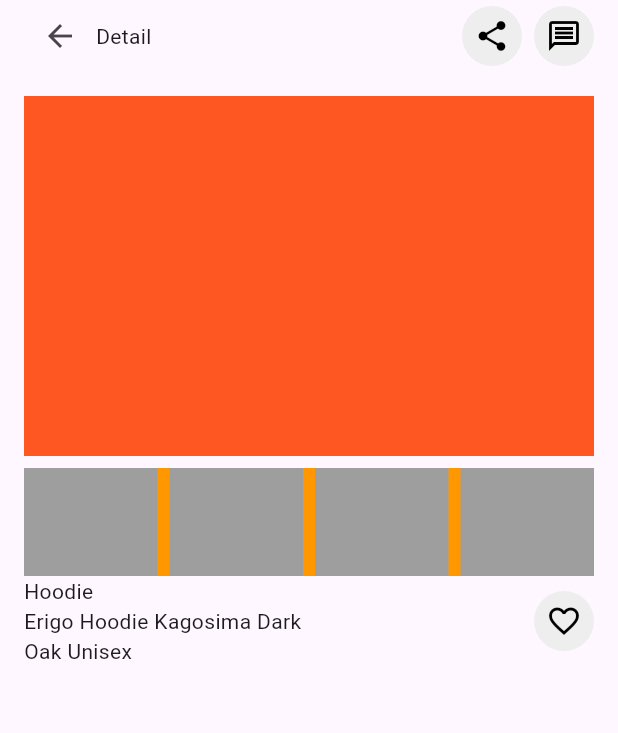
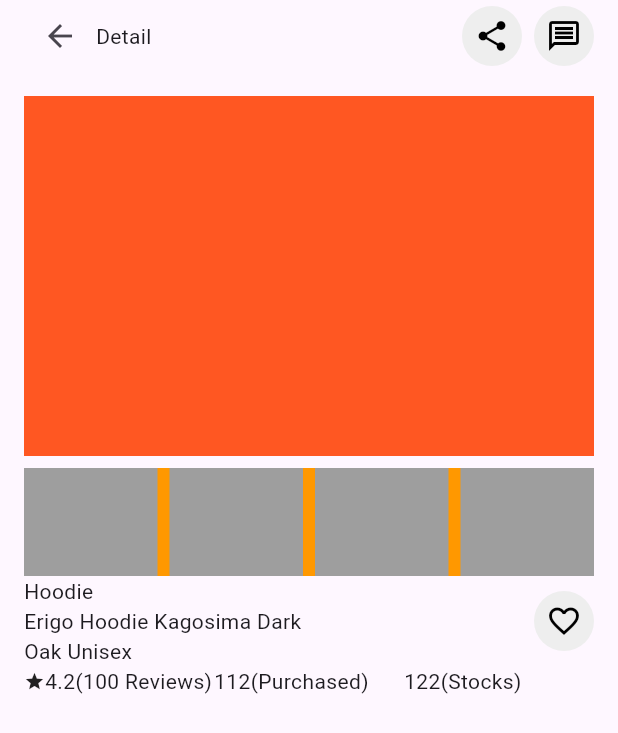
Before and after one commit to JAICHANGPARK/flutter_notebook_chapter_33, a Flutter app: the EcommerceDetailPage screen opened directly, on a phone screen of 412 x 824 dp. Shown: the top 733 px of the screen. Run offline on Flutter 3.47's test engine with Material 2 defaults, Android fonts, the phone set to English and light mode, and no system bars; our stand-ins replace dots_indicator.

Commit message:
Update e_commerce_detail_page.dart

```diff
--- a/lib/ep1655_e_commerce_app/view/e_commerce_detail_page.dart
+++ b/lib/ep1655_e_commerce_app/view/e_commerce_detail_page.dart
@@ -51,19 +51,29 @@ class _EcommerceDetailPageState extends State<EcommerceDetailPage> {
                 color: Colors.orange,
                 child: Row(
                   children: [
-                    Expanded(child: Container(
+                    Expanded(
+                        child: Container(
                       color: Colors.grey,
                     )),
-                    SizedBox(width: 8,),
-                    Expanded(child: Container(
+                    SizedBox(
+                      width: 8,
+                    ),
+                    Expanded(
+                        child: Container(
                       color: Colors.grey,
                     )),
-                    SizedBox(width: 8,),
-                    Expanded(child: Container(
+                    SizedBox(
+                      width: 8,
+                    ),
+                    Expanded(
+                        child: Container(
                       color: Colors.grey,
                     )),
-                    SizedBox(width: 8,),
-                    Expanded(child: Container(
+                    SizedBox(
+                      width: 8,
+                    ),
+                    Expanded(
+                        child: Container(
                       color: Colors.grey,
                     )),
                   ],
@@ -87,7 +97,38 @@ class _EcommerceDetailPageState extends State<EcommerceDetailPage> {
                     foregroundColor: Colors.black,
                     child: Icon(Icons.favorite_border),
                   )
-
+                ],
+              ),
+              Row(
+                children: [
+                  Expanded(
+                    child: Row(
+                      children: [
+                        Icon(
+                          Icons.star,
+                          size: 14,
+                        ),
+                        Text("4.2"),
+                        Text("(100 Reviews)"),
+                      ],
+                    ),
+                  ),
+                  Expanded(
+                    child: Row(
+                      children: [
+                        Text("112"),
+                        Text("(Purchased)"),
+                      ],
+                    ),
+                  ),
+                  Expanded(
+                    child: Row(
+                      children: [
+                        Text("122"),
+                        Text("(Stocks)"),
+                      ],
+                    ),
+                  )
                 ],
               )
             ],
```
